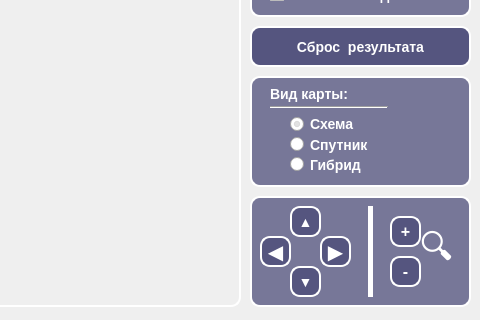
Qt form data/MainWindow.ui (Bank-Prikolov/yandex-maps-app) before a commit; both pictures show x 390 to 870 and y 184 to 504 of the 870 by 504 pixel window.
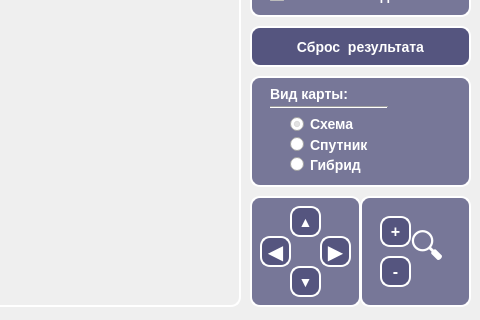
The same form after that commit.

Commit message: add Map, add MapTypes

Diff of the .ui file:
```diff
--- a/data/MainWindow.ui
+++ b/data/MainWindow.ui
@@ -309,7 +309,7 @@
      <rect>
       <x>640</x>
       <y>380</y>
-      <width>221</width>
+      <width>111</width>
       <height>111</height>
      </rect>
     </property>
@@ -410,32 +410,10 @@
      <string>▶</string>
     </property>
    </widget>
-   <widget class="Line" name="lineVertical">
-    <property name="geometry">
-     <rect>
-      <x>740</x>
-      <y>390</y>
-      <width>41</width>
-      <height>91</height>
-     </rect>
-    </property>
-    <property name="styleSheet">
-     <string notr="true">color: rgb(255, 255, 255);</string>
-    </property>
-    <property name="frameShadow">
-     <enum>QFrame::Plain</enum>
-    </property>
-    <property name="lineWidth">
-     <number>5</number>
-    </property>
-    <property name="orientation">
-     <enum>Qt::Vertical</enum>
-    </property>
-   </widget>
    <widget class="QPushButton" name="buttonPlus">
     <property name="geometry">
      <rect>
-      <x>780</x>
+      <x>770</x>
       <y>400</y>
       <width>31</width>
       <height>31</height>
@@ -457,7 +435,7 @@
    <widget class="QPushButton" name="buttonMinus">
     <property name="geometry">
      <rect>
-      <x>780</x>
+      <x>770</x>
       <y>440</y>
       <width>31</width>
       <height>31</height>
@@ -479,20 +457,61 @@
    <widget class="QLabel" name="MagnifyingGlass">
     <property name="geometry">
      <rect>
-      <x>810</x>
+      <x>800</x>
       <y>400</y>
       <width>41</width>
       <height>71</height>
      </rect>
     </property>
     <property name="styleSheet">
-     <string notr="true">font-size: 34px;
+     <string notr="true">font-size: 35px;
 color: rgb(255, 255, 255);</string>
     </property>
     <property name="text">
      <string>🔍︎</string>
     </property>
    </widget>
+   <widget class="QLabel" name="labelMapButtons_2">
+    <property name="geometry">
+     <rect>
+      <x>750</x>
+      <y>380</y>
+      <width>111</width>
+      <height>111</height>
+     </rect>
+    </property>
+    <property name="styleSheet">
+     <string notr="true">background-color: rgb(85, 85, 127, 200);
+border: 2px solid rgb(255, 255, 255);
+border-radius: 10px;</string>
+    </property>
+    <property name="text">
+     <string/>
+    </property>
+   </widget>
+   <zorder>labelMapButtons_2</zorder>
+   <zorder>map</zorder>
+   <zorder>buttonClearResults</zorder>
+   <zorder>buttonSearch</zorder>
+   <zorder>fieldSearch</zorder>
+   <zorder>labelAdress</zorder>
+   <zorder>labelMapType</zorder>
+   <zorder>textMapType</zorder>
+   <zorder>radioButtonSatellite</zorder>
+   <zorder>radioButtonHybrid</zorder>
+   <zorder>radioButtonScheme</zorder>
+   <zorder>lineHorizontal</zorder>
+   <zorder>checkboxIndex</zorder>
+   <zorder>textFullAdress</zorder>
+   <zorder>fieldAdressShow</zorder>
+   <zorder>labelMapButtons</zorder>
+   <zorder>buttonLeftArrow</zorder>
+   <zorder>buttonTopArrow</zorder>
+   <zorder>buttonBottomArrow</zorder>
+   <zorder>buttonRightArrow</zorder>
+   <zorder>buttonPlus</zorder>
+   <zorder>buttonMinus</zorder>
+   <zorder>MagnifyingGlass</zorder>
   </widget>
  </widget>
  <resources/>
```
Left out of the diff: 33 changed lines with no effect on the pictures. The commit also changes 2 other files.
